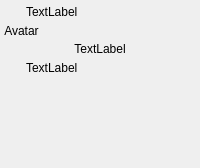
First picture: the form in main/synapse-im/src/chat/chatcontact.ui, repository BackupTheBerlios/synapse-xmpp-svn, before the edit.
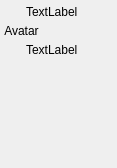
Second picture: the form after the edit. Custom widgets are drawn as their Qt base class.

Commit message: Small fixes in chat dialog

What changed in the file:
```diff
--- a/main/synapse-im/src/chat/chatcontact.ui
+++ b/main/synapse-im/src/chat/chatcontact.ui
@@ -5,7 +5,7 @@
    <rect>
     <x>0</x>
     <y>0</y>
-    <width>200</width>
+    <width>117</width>
     <height>168</height>
    </rect>
   </property>
@@ -86,33 +86,6 @@
      </property>
     </widget>
    </item>
-   <item>
-    <widget class="QLabel" name="lb_PEP" >
-     <property name="enabled" >
-      <bool>true</bool>
-     </property>
-     <property name="sizePolicy" >
-      <sizepolicy>
-       <hsizetype>5</hsizetype>
-       <vsizetype>5</vsizetype>
-       <horstretch>0</horstretch>
-       <verstretch>0</verstretch>
-      </sizepolicy>
-     </property>
-     <property name="text" >
-      <string>TextLabel</string>
-     </property>
-     <property name="textFormat" >
-      <enum>Qt::RichText</enum>
-     </property>
-     <property name="alignment" >
-      <set>Qt::AlignCenter</set>
-     </property>
-     <property name="wordWrap" >
-      <bool>true</bool>
-     </property>
-    </widget>
-   </item>
    <item>
     <layout class="QHBoxLayout" >
      <property name="margin" >
@@ -169,16 +142,16 @@
   </layout>
  </widget>
  <customwidgets>
-  <customwidget>
-   <class>IconLabel</class>
-   <extends>QLabel</extends>
-   <header>iconlabel.h</header>
-  </customwidget>
   <customwidget>
    <class>RichStatus</class>
    <extends>QWidget</extends>
    <header>iconlabel.h</header>
   </customwidget>
+  <customwidget>
+   <class>IconLabel</class>
+   <extends>QLabel</extends>
+   <header>iconlabel.h</header>
+  </customwidget>
  </customwidgets>
  <resources/>
  <connections/>
```
The commit also changes 2 other files.
